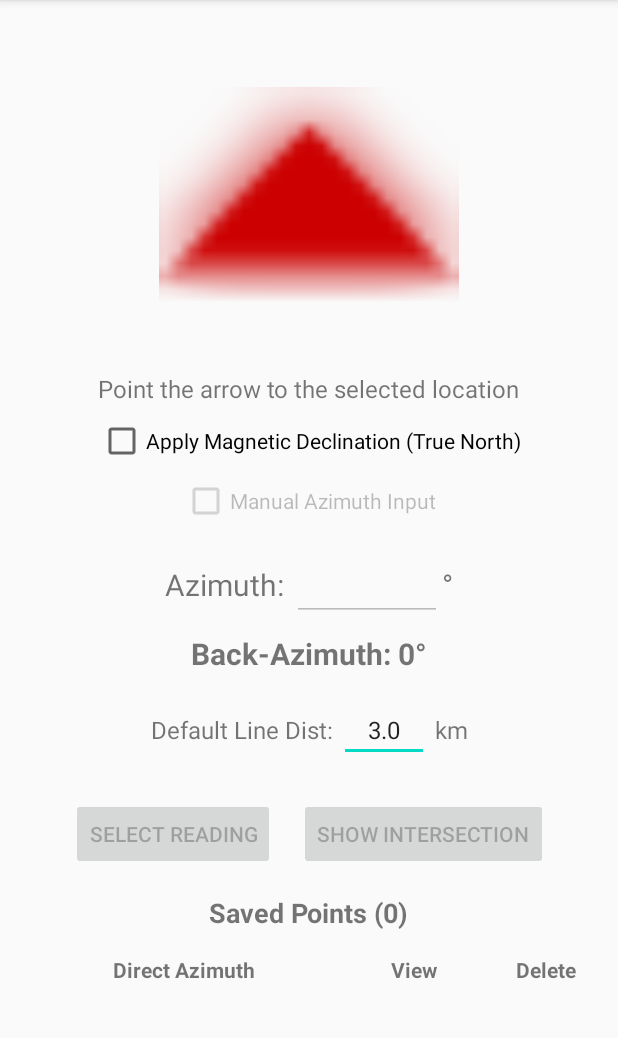
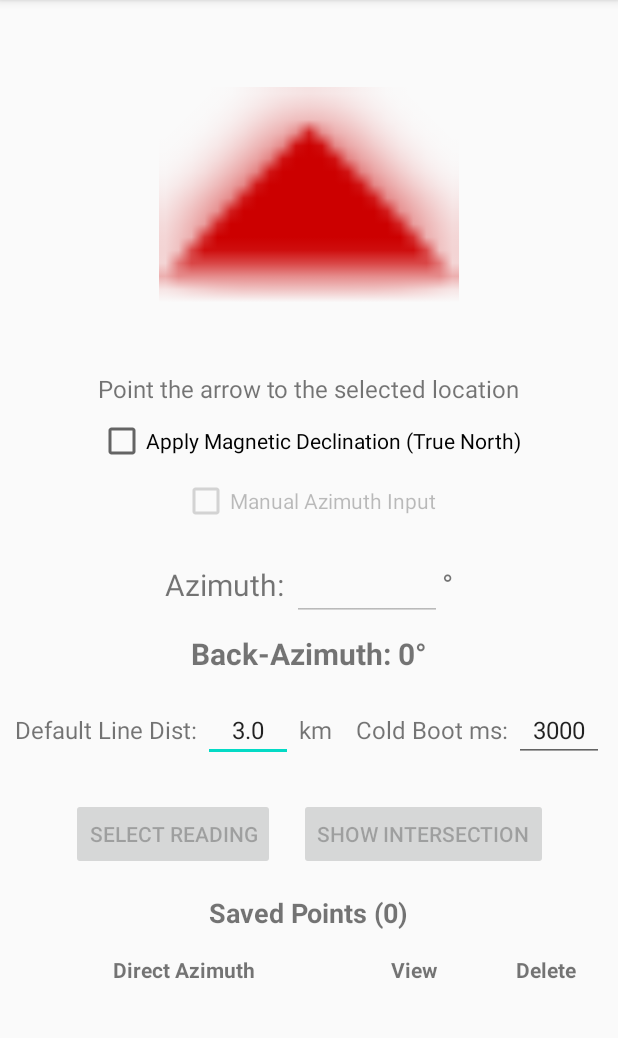
Before and after one commit to alexbodn/osmand_triangulation, an Android app: the screen it shows after launch (MainActivity), on a phone screen of 412 x 824 dp, the part 84-1122 px from its top. Run offline under Robolectric (Android 15) with nearby library versions, the phone set to English and light mode, and no system bars; libraries missing offline, so code that uses them is left out: net.osmand.aidlapi; 12 statements that could not run were skipped.

Commit message:
fix: override osmand gps auto-center on cold boot
Added a configurable cold boot delay to re-fire the setMapLocation AIDL command
every time a pan is requested. Since modern Android restricts ActivityManager from
detecting background apps, we always execute a secondary safety pan after the
configurable delay to reliably override OsmAnd's default GPS auto-center.

Co-authored-by: alexbodn <4792193+alexbodn@users.noreply.github.com>

```diff
--- a/app/app/src/main/res/layout/activity_main.xml
+++ b/app/app/src/main/res/layout/activity_main.xml
@@ -140,6 +140,23 @@
             android:layout_height="wrap_content"
             android:text=" km"
             android:textSize="16sp" />
+
+        <TextView
+            android:layout_width="wrap_content"
+            android:layout_height="wrap_content"
+            android:layout_marginStart="16dp"
+            android:text="Cold Boot ms: "
+            android:textSize="16sp" />
+
+        <EditText
+            android:id="@+id/etColdBootDelay"
+            android:layout_width="60dp"
+            android:layout_height="wrap_content"
+            android:inputType="number"
+            android:imeOptions="actionDone"
+            android:textSize="16sp"
+            android:text="3000"
+            android:textAlignment="center" />
     </LinearLayout>
 
     <LinearLayout
```
Also changed, not shown: app/app/src/main/java/com/example/triangulation/MainActivity.kt (+29 -18 lines).
